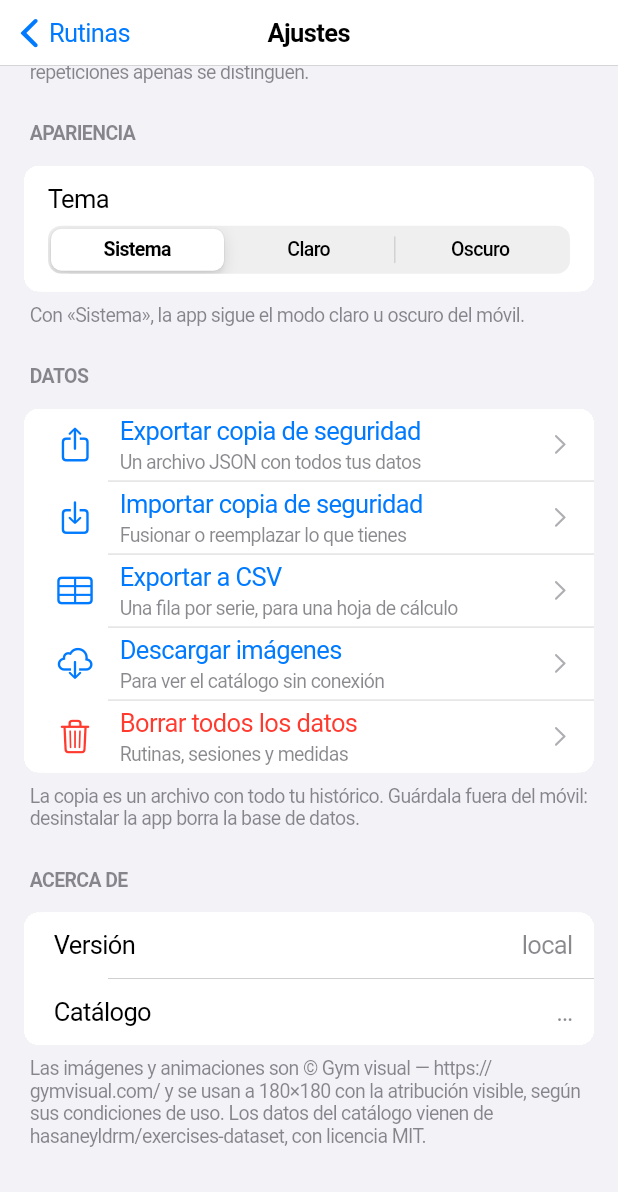
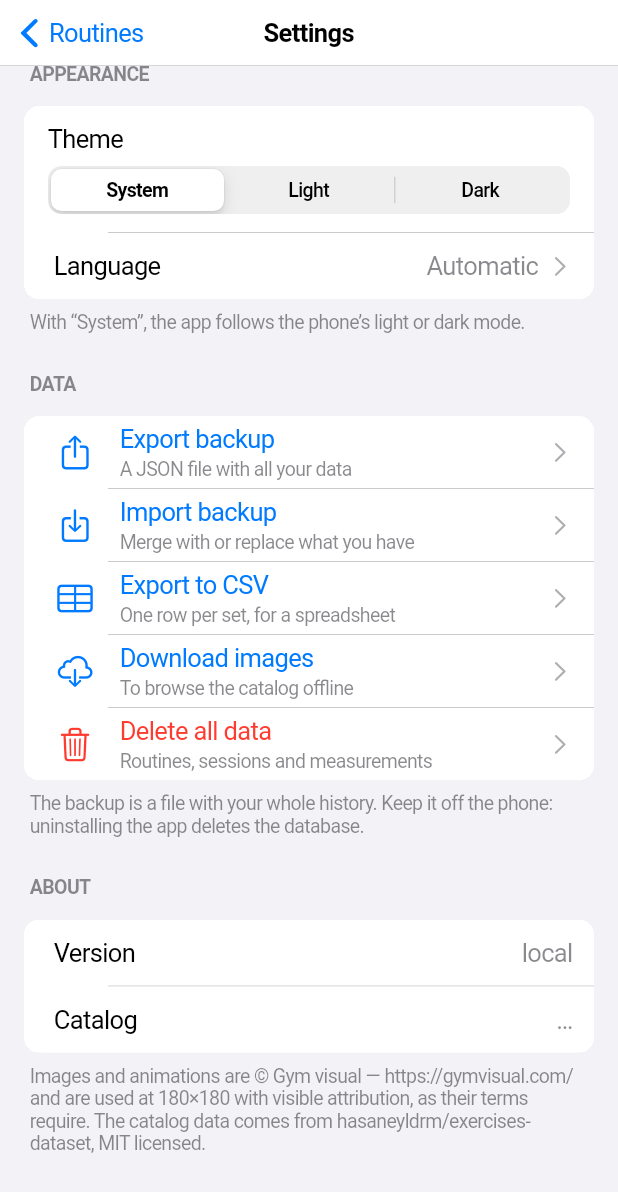
Before and after one commit to jesus13g/AppGym, a Flutter app: the PantallaAjustes screen opened directly, scrolled down 1152 dp, on a phone screen of 412 x 824 dp. Shown: the top 1192 px of the screen. Run offline on Flutter 3.47's test engine with Material 3 defaults, Android fonts, the phone set to English and light mode, and no system bars; our stand-ins replace drift, drift_flutter, file_picker, fl_chart, flutter_riverpod, share_plus; accounts and stored records are empty; generated files the repository leaves out were written again.

Commit message:
Elegir el idioma desde Ajustes
I6. Nueva fila «Idioma» en el grupo de apariencia, junto a «Tema», con tres
opciones: Automático · Español · English. Cada idioma se escribe **en el
suyo**, que es la convención universal y evita el absurdo de buscar «Inglés»
estando la app en inglés.

El cambio es inmediato y sin reiniciar: `main.dart` observa la preferencia
igual que ya observaba el tema. Con «Automático» pasa `locale: null` y Flutter
resuelve contra `idiomasSoportados`, cayendo al primero —el español— si el
móvil está en un idioma que no tenemos.

Una clave más en la tabla `ajustes`, sin migración: la tabla es de clave/valor
y `Ajustes.desdeMapa` se traga un código desconocido quedándose con
`Idioma.auto`. Entra en la copia de seguridad como el resto de las
preferencias, que es lo que hará que dos móviles del mismo usuario se vean
igual cuando llegue el bloque K.

Co-Authored-By: Claude Opus 5 <noreply@anthropic.com>
Claude-Session: https://claude.ai/code/session_01GwWHEkAC1v2sP3fz2u8xN3

```diff
--- a/lib/datos/ajustes.dart
+++ b/lib/datos/ajustes.dart
@@ -73,6 +73,23 @@ enum Perfil {
 /// Brillo de la interfaz.
 enum Tema { sistema, claro, oscuro }
 
+/// Idioma de la interfaz.
+///
+/// `auto` (código nulo) significa seguir al del sistema: `CupertinoApp` recibe
+/// `locale: null` y Flutter resuelve contra `idiomasSoportados`, cayendo al
+/// **primero** de la lista —el español— si el móvil está en un idioma que no
+/// tenemos.
+enum Idioma {
+  auto(null),
+  es('es'),
+  en('en');
+
+  const Idioma(this.codigo);
+
+  /// El código ISO, o `null` para seguir al sistema.
+  final String? codigo;
+}
+
 /// Claves de la tabla `ajustes`.
 ///
 /// Son texto porque acaban en una columna de texto; cambiarlas equivale a
@@ -93,6 +110,7 @@ abstract final class Claves {
   static const repMin = 'rep_min';
   static const repMax = 'rep_max';
   static const perfilProgresion = 'perfil_progresion';
+  static const idioma = 'idioma';
 
   /// Versión del índice de búsqueda del catálogo. No es una preferencia del
   /// usuario: vive aquí porque es el sitio donde ya hay una tabla clave/valor.
@@ -123,6 +141,7 @@ class Ajustes {
     this.repMinGlobal = 8,
     this.repMaxGlobal = 12,
     this.perfilProgresion = Perfil.estandar,
+    this.idioma = Idioma.auto,
   });
 
   /// Interpreta las filas de la tabla. Lo que falte o no se entienda se queda
@@ -204,6 +223,13 @@ class Ajustes {
         'agresivo' => Perfil.agresivo,
         _ => Perfil.estandar,
       },
+      // Un código que no conocemos —o basura— vuelve a «seguir al sistema», que
+      // es lo que hacía la app antes de que existiera esta preferencia.
+      idioma: switch (valores[Claves.idioma]) {
+        'es' => Idioma.es,
+        'en' => Idioma.en,
+        _ => Idioma.auto,
+      },
     );
   }
 
@@ -249,6 +275,11 @@ class Ajustes {
 
   final Perfil perfilProgresion;
 
+  /// Idioma de la interfaz. Entra en la copia de seguridad como el resto de
+  /// las preferencias, que es lo que hace que dos móviles del mismo usuario se
+  /// vean igual.
+  final Idioma idioma;
+
   /// Cómo se escribe cada ajuste en la tabla. Es la vuelta de [desdeMapa].
   static String texto(Object valor) => switch (valor) {
     final bool v => v ? '1' : '0',
@@ -264,6 +295,9 @@ class Ajustes {
     Perfil.conservador => 'conservador',
     Perfil.estandar => 'estandar',
     Perfil.agresivo => 'agresivo',
+    Idioma.auto => 'auto',
+    Idioma.es => 'es',
+    Idioma.en => 'en',
     _ => '$valor',
   };
 
--- a/lib/datos/bd.dart
+++ b/lib/datos/bd.dart
@@ -27,7 +27,7 @@ import 'respaldo.dart';
 // pidiéndolos donde ya los pedían. Las claves y los valores admitidos viven en
 // `ajustes.dart` y solo los necesita la pantalla de Ajustes.
 export 'ajustes.dart'
-    show Ajustes, EscalaEsfuerzo, Formula, Perfil, Tema, Unidad;
+    show Ajustes, EscalaEsfuerzo, Formula, Idioma, Perfil, Tema, Unidad;
 
 /// `Value` sale por aquí para que las pantallas no tengan que importar drift.
 ///
--- a/lib/l10n/app_en.arb
+++ b/lib/l10n/app_en.arb
@@ -413,5 +413,8 @@
   "regionAbductor": "Abductors",
   "regionFlexorCadera": "Hip flexors",
   "regionGemelo": "Calves",
-  "regionTibial": "Tibialis anterior"
+  "regionTibial": "Tibialis anterior",
+  "ajustesIdioma": "Language",
+  "ajustesIdiomaAuto": "Automatic",
+  "ajustesIdiomaMensaje": "Changing the language does not rename what you already created: your routines keep the name you gave them."
 }
--- a/lib/pantallas/ajustes.dart
+++ b/lib/pantallas/ajustes.dart
@@ -329,8 +329,33 @@ class PantallaAjustes extends ConsumerWidget {
             },
             onValor: (valor) => _fijar(ref, Claves.tema, valor),
           ),
+          _fila(
+            context,
+            titulo: context.t.ajustesIdioma,
+            valor: _idioma(context, ajustes.idioma),
+            onTap: () => _elegir<Idioma>(
+              context,
+              ref,
+              clave: Claves.idioma,
+              titulo: context.t.ajustesIdioma,
+              mensaje: context.t.ajustesIdiomaMensaje,
+              actual: ajustes.idioma,
+              opciones: [
+                for (final idioma in Idioma.values)
+                  (idioma, _idioma(context, idioma)),
+              ],
+            ),
+          ),
         ],
       );
+
+  /// Cada idioma se escribe **en el suyo**, que es la convención universal y
+  /// evita el absurdo de buscar «Inglés» estando la app en inglés.
+  String _idioma(BuildContext context, Idioma idioma) => switch (idioma) {
+    Idioma.auto => context.t.ajustesIdiomaAuto,
+    Idioma.es => 'Español',
+    Idioma.en => 'English',
+  };
 
   // ── Acerca de ──────────────────────────────────────────────────────────────
 
```
Also changed, not shown: lib/l10n/app_es.arb (+12 -0 lines), lib/main.dart (+8 -2 lines).
